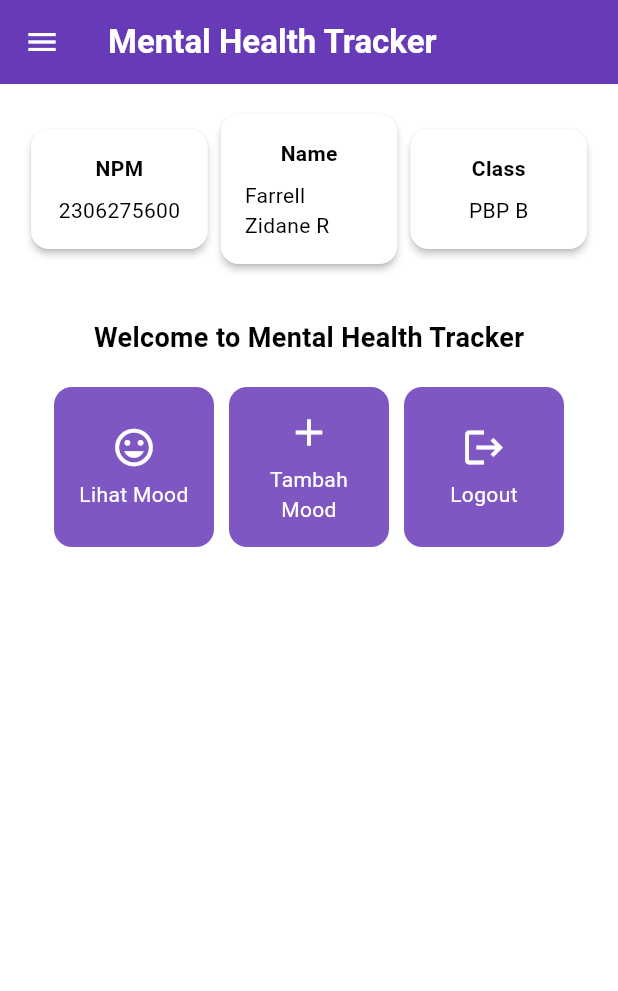
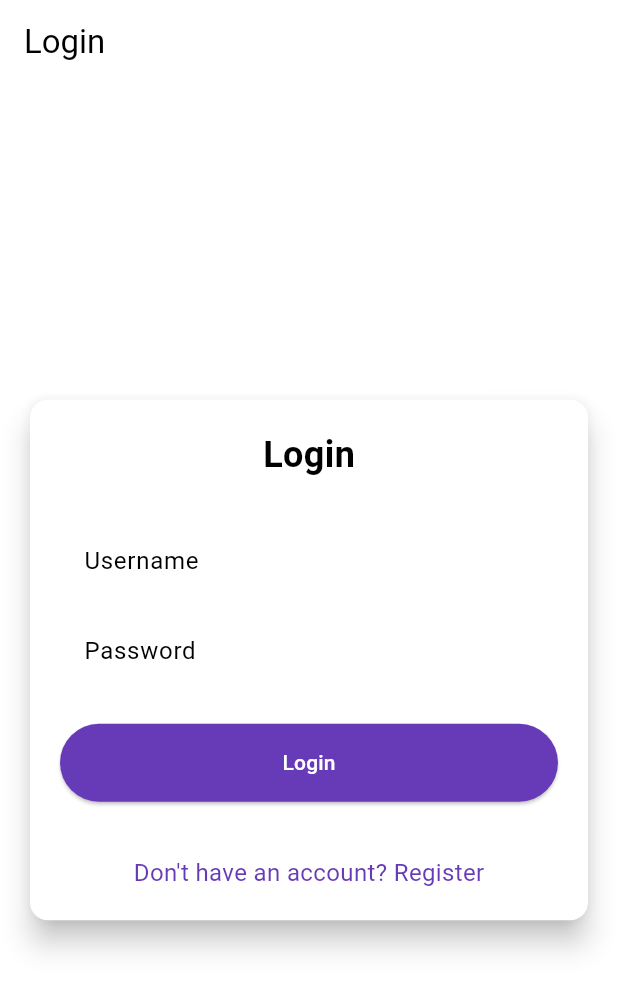
Before and after one commit to farrellzidane/mental-health-tracker-mobile, a Flutter app: the screen it shows after launch, on a phone screen of 412 x 824 dp. Shown: the top 991 px of the screen. Run offline on Flutter 3.47's test engine with Material 3 defaults, Android fonts, the phone set to English and light mode, and no system bars; missing offline and left inert: pbp_django_auth.

Commit message:
Finished Tutorial 8

```diff
--- a/mental_health_tracker/lib/main.dart
+++ b/mental_health_tracker/lib/main.dart
@@ -1,5 +1,8 @@
 import 'package:flutter/material.dart';
-import 'package:mental_health_tracker/screens/menu.dart';
+// import 'package:mental_health_tracker/screens/menu.dart';
+import 'package:pbp_django_auth/pbp_django_auth.dart';
+import 'package:provider/provider.dart';
+import 'package:mental_health_tracker/screens/login.dart';
 
 void main() {
   runApp(const MyApp());
@@ -8,33 +11,22 @@ void main() {
 class MyApp extends StatelessWidget {
   const MyApp({super.key});
 
-  // This widget is the root of your application.
   @override
   Widget build(BuildContext context) {
-    return MaterialApp(
-      title: 'Flutter Demo',
-      theme: ThemeData(
-        // This is the theme of your application.
-        //
-        // TRY THIS: Try running your application with "flutter run". You'll see
-        // the application has a purple toolbar. Then, without quitting the app,
-        // try changing the seedColor in the colorScheme below to Colors.green
-        // and then invoke "hot reload" (save your changes or press the "hot
-        // reload" button in a Flutter-supported IDE, or press "r" if you used
-        // the command line to start the app).
-        //
-        // Notice that the counter didn't reset back to zero; the application
-        // state is not lost during the reload. To reset the state, use hot
-        // restart instead.
-        //
-        // This works for code too, not just values: Most code changes can be
-        // tested with just a hot reload.
-        colorScheme: ColorScheme.fromSwatch(
-          primarySwatch: Colors.deepPurple,
-        ).copyWith(secondary: Colors.deepPurple[400]),
-        useMaterial3: true,
-      ),
-      home: MyHomePage(),
+    return Provider(
+      create: (_) {
+        CookieRequest request = CookieRequest();
+        return request;
+      },
+      child: MaterialApp(
+          title: 'Mental Health Tracker',
+          theme: ThemeData(
+            useMaterial3: true,
+            colorScheme: ColorScheme.fromSwatch(
+              primarySwatch: Colors.deepPurple,
+            ).copyWith(secondary: Colors.deepPurple[400]),
+          ),
+          home: const LoginPage()),
     );
   }
 }
--- /dev/null
+++ b/mental_health_tracker/lib/screens/login.dart
@@ -0,0 +1,182 @@
+import 'package:mental_health_tracker/screens/menu.dart';
+import 'package:flutter/material.dart';
+import 'package:pbp_django_auth/pbp_django_auth.dart';
+import 'package:provider/provider.dart';
+// TODO: Import halaman RegisterPage jika sudah dibuat
+import 'package:mental_health_tracker/screens/register.dart';
+
+void main() {
+  runApp(const LoginApp());
+}
+
+class LoginApp extends StatelessWidget {
+  const LoginApp({super.key});
+
+  @override
+  Widget build(BuildContext context) {
+    return MaterialApp(
+      title: 'Login',
+      theme: ThemeData(
+        useMaterial3: true,
+        colorScheme: ColorScheme.fromSwatch(
+          primarySwatch: Colors.deepPurple,
+        ).copyWith(secondary: Colors.deepPurple[400]),
+      ),
+      home: const LoginPage(),
+    );
+  }
+}
+
+class LoginPage extends StatefulWidget {
+  const LoginPage({super.key});
+
+  @override
+  State<LoginPage> createState() => _LoginPageState();
+}
+
+class _LoginPageState extends State<LoginPage> {
+  final TextEditingController _usernameController = TextEditingController();
+  final TextEditingController _passwordController = TextEditingController();
+
+  @override
+  Widget build(BuildContext context) {
+    final request = context.watch<CookieRequest>();
+
+    return Scaffold(
+      appBar: AppBar(
+        title: const Text('Login'),
+      ),
+      body: Center(
+        child: SingleChildScrollView(
+          padding: const EdgeInsets.all(16.0),
+          child: Card(
+            elevation: 8,
+            shape: RoundedRectangleBorder(
+              borderRadius: BorderRadius.circular(12.0),
+            ),
+            child: Padding(
+              padding: const EdgeInsets.all(20.0),
+              child: Column(
+                mainAxisSize: MainAxisSize.min,
+                children: [
+                  const Text(
+                    'Login',
+                    style: TextStyle(
+                      fontSize: 24.0,
+                      fontWeight: FontWeight.bold,
+                    ),
+                  ),
+                  const SizedBox(height: 30.0),
+                  TextField(
+                    controller: _usernameController,
+                    decoration: const InputDecoration(
+                      labelText: 'Username',
+                      hintText: 'Enter your username',
+                      border: OutlineInputBorder(
+                        borderRadius: BorderRadius.all(Radius.circular(12.0)),
+                      ),
+                      contentPadding:
+                          EdgeInsets.symmetric(horizontal: 12.0, vertical: 8.0),
+                    ),
+                  ),
+                  const SizedBox(height: 12.0),
+                  TextField(
+                    controller: _passwordController,
+                    decoration: const InputDecoration(
+                      labelText: 'Password',
+                      hintText: 'Enter your password',
+                      border: OutlineInputBorder(
+                        borderRadius: BorderRadius.all(Radius.circular(12.0)),
+                      ),
+                      contentPadding:
+                          EdgeInsets.symmetric(horizontal: 12.0, vertical: 8.0),
+                    ),
+                    obscureText: true,
+                  ),
+                  const SizedBox(height: 24.0),
+                  ElevatedButton(
+                    onPressed: () async {
+                      String username = _usernameController.text;
+                      String password = _passwordController.text;
+
+                      // Cek kredensial
+                      // TODO: Ganti URL dan jangan lupa tambahkan trailing slash (/) di akhir URL!
+                      // Untuk menyambungkan Android emulator dengan Django pada localhost,
+                      // gunakan URL http://10.0.2.2/
+                      final response = await request
+                          .login("http://127.0.0.1:8000/auth/login/", {
+                        'username': username,
+                        'password': password,
+                      });
+
+                      if (request.loggedIn) {
+                        String message = response['message'];
+                        String uname = response['username'];
+                        if (context.mounted) {
+                          Navigator.pushReplacement(
+                            context,
+                            MaterialPageRoute(
+                                builder: (context) => MyHomePage()),
+                          );
+                          ScaffoldMessenger.of(context)
+                            ..hideCurrentSnackBar()
+                            ..showSnackBar(
+                              SnackBar(
+                                  content:
+                                      Text("$message Selamat datang, $uname.")),
+                            );
+                        }
+                      } else {
+                        if (context.mounted) {
+                          showDialog(
+                            context: context,
+                            builder: (context) => AlertDialog(
+                              title: const Text('Login Gagal'),
+                              content: Text(response['message']),
+                              actions: [
+                                TextButton(
+                                  child: const Text('OK'),
+                                  onPressed: () {
+                                    Navigator.pop(context);
+                                  },
+                                ),
+                              ],
+                            ),
+                          );
+                        }
+                      }
+                    },
+                    style: ElevatedButton.styleFrom(
+                      foregroundColor: Colors.white,
+                      minimumSize: Size(double.infinity, 50),
+                      backgroundColor: Theme.of(context).colorScheme.primary,
+                      padding: const EdgeInsets.symmetric(vertical: 16.0),
+                    ),
+                    child: const Text('Login'),
+                  ),
+                  const SizedBox(height: 36.0),
+                  GestureDetector(
+                    onTap: () {
+                      Navigator.push(
+                        context,
+                        MaterialPageRoute(
+                            builder: (context) => const RegisterPage()),
+                      );
+                    },
+                    child: Text(
+                      'Don\'t have an account? Register',
+                      style: TextStyle(
+                        color: Theme.of(context).colorScheme.primary,
+                        fontSize: 16.0,
+                      ),
+                    ),
+                  ),
+                ],
+              ),
+            ),
+          ),
+        ),
+      ),
+    );
+  }
+}
--- a/mental_health_tracker/pubspec.yaml
+++ b/mental_health_tracker/pubspec.yaml
@@ -35,6 +35,9 @@ dependencies:
   # The following adds the Cupertino Icons font to your application.
   # Use with the CupertinoIcons class for iOS style icons.
   cupertino_icons: ^1.0.8
+  provider: ^6.1.2
+  pbp_django_auth: ^0.4.0
+  http: ^1.2.2
 
 dev_dependencies:
   flutter_test:
```
Also changed, not shown: mental_health_tracker/lib/models/mood_entry.dart (added, +68 -0 lines), mental_health_tracker/lib/screens/list_moodentry.dart (added, +90 -0 lines), mental_health_tracker/lib/screens/moodentry_form.dart (+36 -27 lines), mental_health_tracker/lib/screens/register.dart (added, +166 -0 lines), mental_health_tracker/lib/widgets/left_drawer.dart (+12 -0 lines), mental_health_tracker/lib/widgets/mood_cart.dart (+34 -1 lines), mental_health_tracker/pubspec.lock, 2 other files.
